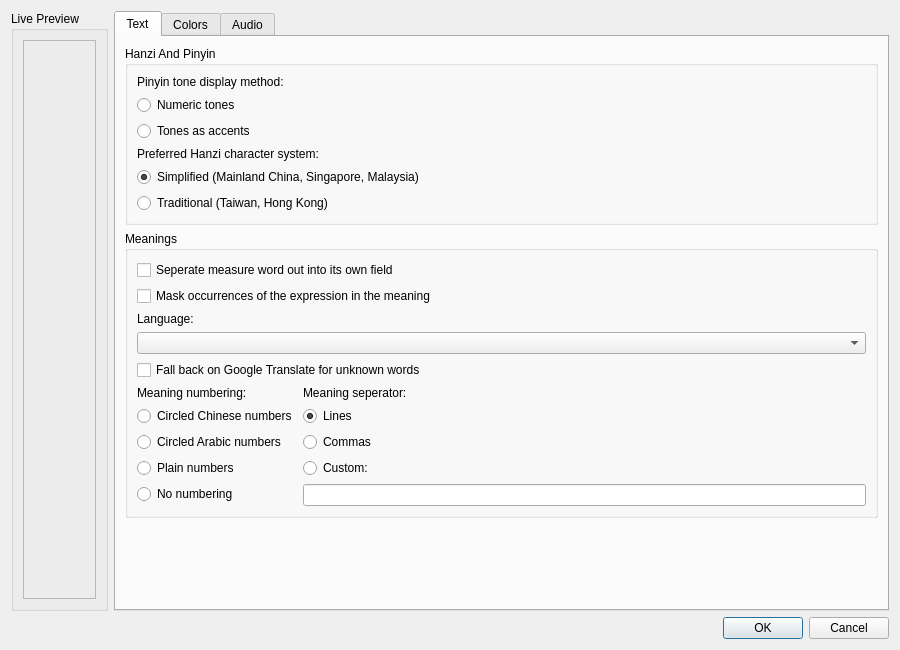
Nick3C/pinyin-toolkit, file pinyin/forms/designer/preferences.ui: the form before one commit.
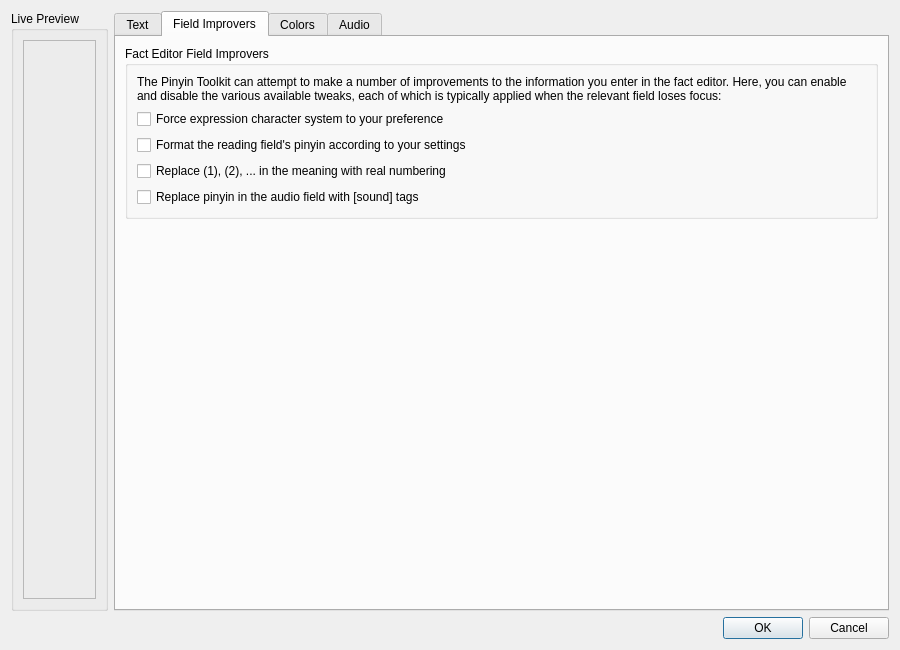
The form after the commit. The open tabs and pages were chosen to show the change.

Commit message: Add UI for various forcing things, rename the options. Closes #112, #111, #110, #104

```diff
--- a/pinyin/forms/designer/preferences.ui
+++ b/pinyin/forms/designer/preferences.ui
@@ -281,6 +281,73 @@
        </item>
       </layout>
      </widget>
+     <widget class="QWidget" name="fieldImproversTab">
+      <attribute name="title">
+       <string>Field Improvers</string>
+      </attribute>
+      <layout class="QVBoxLayout" name="verticalLayout_6">
+       <item>
+        <widget class="QGroupBox" name="fieldImproversGroupBox">
+         <property name="title">
+          <string>Fact Editor Field Improvers</string>
+         </property>
+         <layout class="QVBoxLayout" name="verticalLayout_12">
+          <item>
+           <widget class="QLabel" name="fieldImproversLabel">
+            <property name="text">
+             <string>The Pinyin Toolkit can attempt to make a number of improvements to the information you enter in the fact editor. Here, you can enable and disable the various available tweaks, each of which is typically applied when the relevant field loses focus:</string>
+            </property>
+            <property name="wordWrap">
+             <bool>true</bool>
+            </property>
+           </widget>
+          </item>
+          <item>
+           <widget class="QCheckBox" name="forceExpressionCharacterSystemCheckBox">
+            <property name="text">
+             <string>Force expression character system to your preference</string>
+            </property>
+           </widget>
+          </item>
+          <item>
+           <widget class="QCheckBox" name="forceFormatReadingCheckBox">
+            <property name="text">
+             <string>Format the reading field's pinyin according to your settings</string>
+            </property>
+           </widget>
+          </item>
+          <item>
+           <widget class="QCheckBox" name="forceMeaningNumberFormatCheckBox">
+            <property name="text">
+             <string>Replace (1), (2), ... in the meaning with real numbering</string>
+            </property>
+           </widget>
+          </item>
+          <item>
+           <widget class="QCheckBox" name="forcePinyinToSoundTagsCheckBox">
+            <property name="text">
+             <string>Replace pinyin in the audio field with [sound] tags</string>
+            </property>
+           </widget>
+          </item>
+         </layout>
+        </widget>
+       </item>
+       <item>
+        <spacer name="verticalSpacer_3">
+         <property name="orientation">
+          <enum>Qt::Vertical</enum>
+         </property>
+         <property name="sizeHint" stdset="0">
+          <size>
+           <width>20</width>
+           <height>40</height>
+          </size>
+         </property>
+        </spacer>
+       </item>
+      </layout>
+     </widget>
      <widget class="QWidget" name="colorsTab">
       <attribute name="title">
        <string>Colors</string>
```
Left out of the diff: 2 changed lines with no effect on the pictures. The commit also changes 5 other files.
